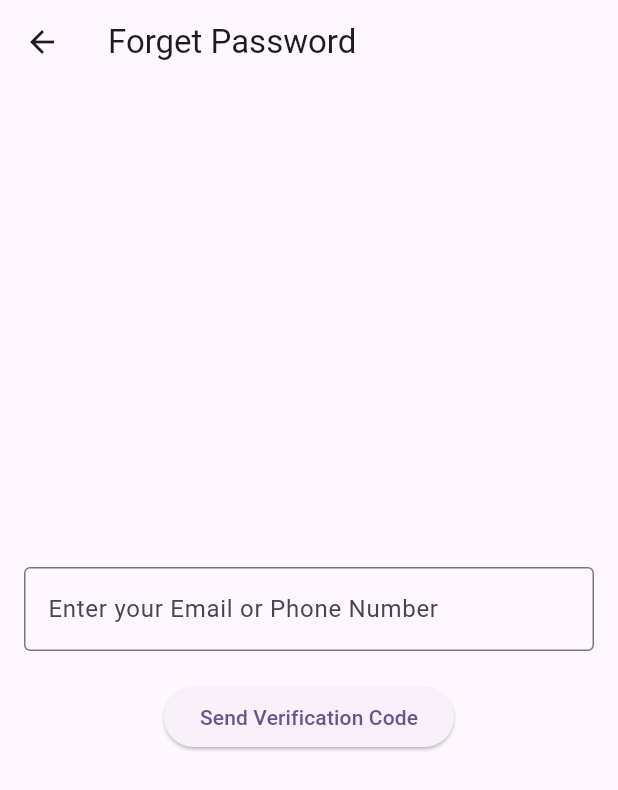
After one commit to TylerRLowe/FridgeFinds, a Flutter app: the screen it shows after launch, after a tap on "Forgot Password?", on a phone screen of 412 x 824 dp. The commit adds this screen. Shown: the top 790 px of the screen. Run offline on Flutter 3.47's test engine with Material 3 defaults, Android fonts, the phone set to English and light mode, and no system bars; missing offline and left inert: dart:ffi.

Commit message:
sign up, login, and forget password pages

```diff
--- a/lib/main.dart
+++ b/lib/main.dart
@@ -1,4 +1,5 @@
 import 'package:flutter/material.dart';
+import 'signup_login_page/signup_or_login.dart';
 
 void main() {
   runApp(const MyApp());
@@ -31,7 +32,8 @@ class MyApp extends StatelessWidget {
         colorScheme: ColorScheme.fromSeed(seedColor: Colors.deepPurple),
         useMaterial3: true,
       ),
-      home: const MyHomePage(title: 'Flutter Demo Home Page'),
+      // home: const MyHomePage(title: 'Flutter Demo Home Page'),
+      home: SignupOrLogin(),
     );
   }
 }
--- /dev/null
+++ b/lib/signup_login_page/forget_password.dart
@@ -0,0 +1,101 @@
+import 'package:flutter/material.dart';
+
+class ForgetPassword extends StatefulWidget {
+  @override
+  _ForgetPasswordState createState() => _ForgetPasswordState();
+}
+
+class _ForgetPasswordState extends State<ForgetPassword> {
+  final TextEditingController _emailOrPhoneController = TextEditingController();
+  final TextEditingController _verificationCodeController = TextEditingController();
+  final TextEditingController _newPasswordController = TextEditingController();
+  bool _isVerificationSent = false;
+  bool _isCodeVerified = false;
+
+  @override
+  Widget build(BuildContext context) {
+    return Scaffold(
+      appBar: AppBar(
+        title: Text('Forget Password'),
+      ),
+      body: Padding(
+        padding: const EdgeInsets.all(16.0),
+        child: Center(
+          child: Column(
+            mainAxisAlignment: MainAxisAlignment.center,
+            children: [
+              if (!_isVerificationSent)
+                TextField(
+                  controller: _emailOrPhoneController,
+                  decoration: InputDecoration(
+                    labelText: 'Enter your Email or Phone Number',
+                    border: OutlineInputBorder(),
+                  ),
+                ),
+              if (!_isVerificationSent)
+                const SizedBox(height: 20),
+
+              if (_isVerificationSent && !_isCodeVerified)
+                TextField(
+                  controller: _verificationCodeController,
+                  decoration: InputDecoration(
+                    labelText: 'Enter Verification Code',
+                    border: OutlineInputBorder(),
+                  ),
+                ),
+              if (_isVerificationSent && !_isCodeVerified)
+                const SizedBox(height: 20),
+
+              if (!_isVerificationSent)
+                ElevatedButton(
+                  onPressed: () {
+                    String emailOrPhone = _emailOrPhoneController.text;
+                    print('Send verification code to: $emailOrPhone');
+                    setState(() {
+                      _isVerificationSent = true;
+                    });
+                  },
+                  child: Text('Send Verification Code'),
+                ),
+
+              if (_isVerificationSent && !_isCodeVerified)
+                ElevatedButton(
+                  onPressed: () {
+                    String verificationCode = _verificationCodeController.text;
+                    print('Verifying code: $verificationCode');
+                    setState(() {
+                      _isCodeVerified = true;
+                    });
+                  },
+                  child: Text('Verify Code'),
+                ),
+
+              if (_isCodeVerified)
+                const SizedBox(height: 20),
+
+              if (_isCodeVerified)
+                TextField(
+                  controller: _newPasswordController,
+                  obscureText: true,
+                  decoration: InputDecoration(
+                    labelText: 'Enter New Password',
+                    border: OutlineInputBorder(),
+                  ),
+                ),
+
+              if (_isCodeVerified)
+                ElevatedButton(
+                  onPressed: () {
+                    String newPassword = _newPasswordController.text;
+                    print('New password: $newPassword');
+                    // You can add logic to update the password here.
+                  },
+                  child: Text('Reset Password'),
+                ),
+            ],
+          ),
+        ),
+      ),
+    );
+  }
+}
--- /dev/null
+++ b/lib/signup_login_page/signup_or_login.dart
@@ -0,0 +1,51 @@
+import 'package:flutter/material.dart';
+import 'signup.dart';
+import 'login.dart';
+import 'forget_password.dart';
+
+class SignupOrLogin extends StatelessWidget {
+  @override
+  Widget build(BuildContext context) {
+    return Scaffold(
+      appBar: AppBar(
+        title: Text('FridgeFinds'),
+      ),
+      body: Center(
+        child: Column(
+          mainAxisAlignment: MainAxisAlignment.center,
+          children: [
+            ElevatedButton(
+              onPressed: () {
+                Navigator.push(
+                  context,
+                  MaterialPageRoute(builder: (context) => SignupPage()),
+                );
+              },
+              child: const Text('Sign Up'),
+            ),
+            const SizedBox(height: 20),
+            ElevatedButton(
+              onPressed: () {
+                Navigator.push(
+                  context,
+                  MaterialPageRoute(builder: (context) => LoginPage()),
+                );
+              },
+              child: const Text('Login'),
+            ),
+            const SizedBox(height: 10),
+            TextButton(
+              onPressed: () {
+                Navigator.push(
+                  context,
+                  MaterialPageRoute(builder: (context) => ForgetPassword()),
+                );
+              },
+              child: const Text('Forgot Password?'),
+            ),
+          ],
+        ),
+      ),
+    );
+  }
+}
```
Also changed, not shown: lib/signup_login_page/login.dart (added, +74 -0 lines), lib/signup_login_page/signup.dart (added, +89 -0 lines).
